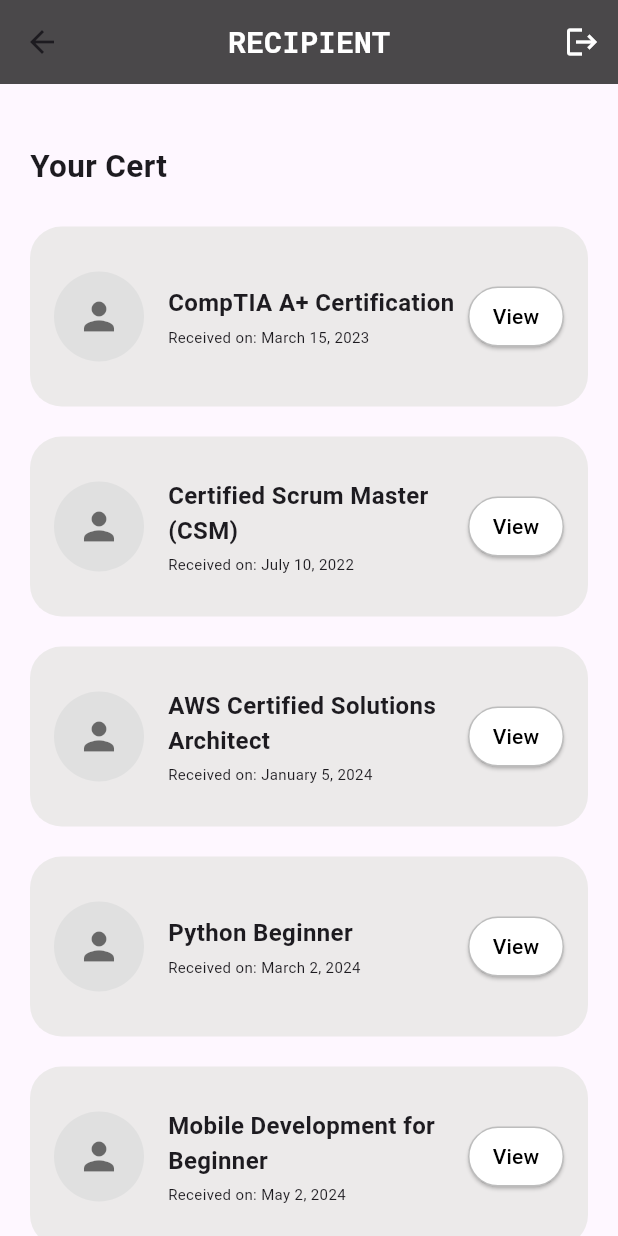
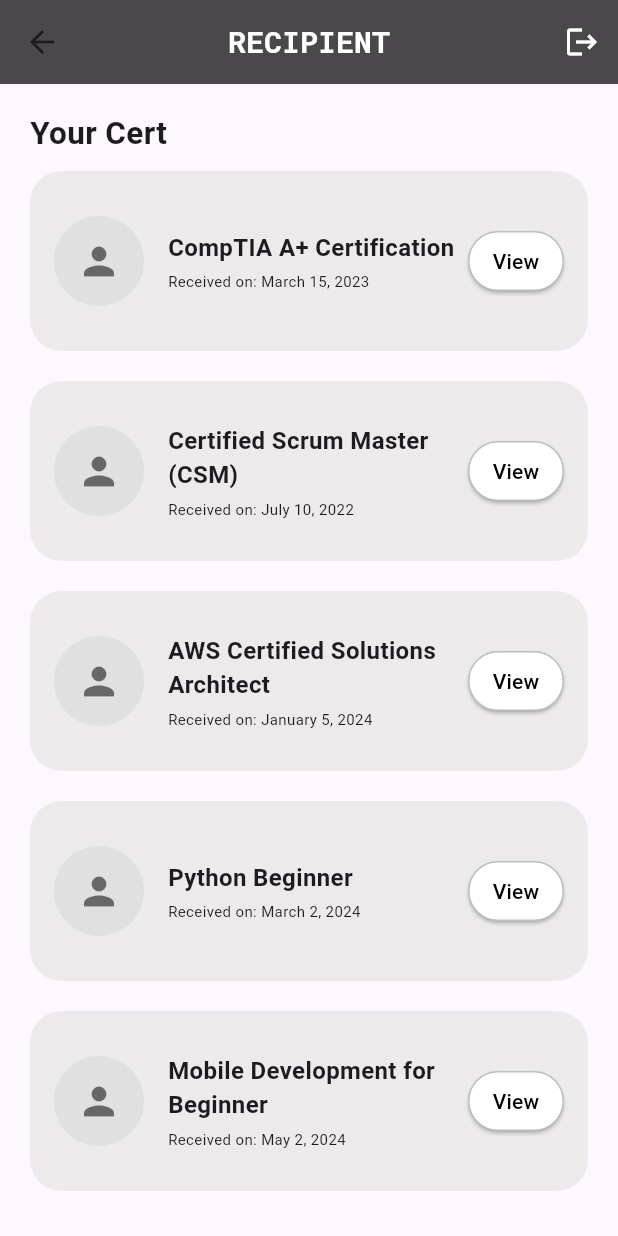
Before and after one commit to SitiFatimah0403/Digital_certificate_project, a Flutter app: the HomeScreen screen opened directly, on a phone screen of 412 x 824 dp. Run offline on Flutter 3.47's test engine with Material 3 defaults, Android fonts, the phone set to English and light mode, and no system bars; our stand-ins replace cloud_firestore, file_picker, firebase_auth, firebase_core, firebase_storage, google_sign_in and 1 more; missing offline and left inert: syncfusion_flutter_pdf; accounts and stored records are empty.

Commit message:
improving UI

```diff
--- a/lib/recipientDashboard/screen/home_screen.dart
+++ b/lib/recipientDashboard/screen/home_screen.dart
@@ -38,7 +38,7 @@ class HomeScreen extends StatelessWidget {
         ],
       ),
       body: ListView(
-        padding: const EdgeInsets.only(top: 40, bottom: 20),
+        padding: const EdgeInsets.only(top: 18, bottom: 20),
         children: const [
            Padding(
             padding: EdgeInsets.symmetric(horizontal: 20),
@@ -55,7 +55,6 @@ class HomeScreen extends StatelessWidget {
               ],
             ),
           ),
-           SizedBox(height: 15),
            CertView(),
         ],
       ),
```
